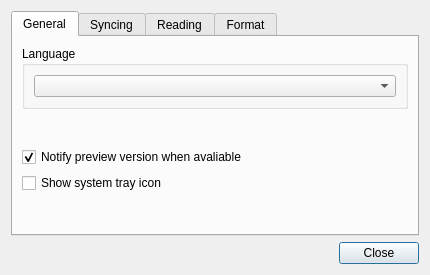
WizTeam/WizQTClient, file src/ui/wizpreferencedialog.ui: the form before one commit.
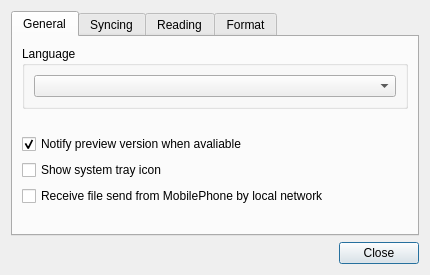
The form after the commit.

```diff
--- a/src/ui/wizpreferencedialog.ui
+++ b/src/ui/wizpreferencedialog.ui
@@ -99,6 +99,13 @@
          </property>
         </widget>
        </item>
+       <item>
+        <widget class="QCheckBox" name="checkBoxMobileFile">
+         <property name="text">
+          <string>Receive file send from MobilePhone by local network</string>
+         </property>
+        </widget>
+       </item>
        <item>
         <spacer name="verticalSpacer">
          <property name="orientation">
```
